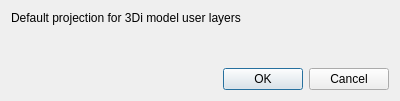
Qt form threedi_model_builder/custom_widgets/ui/projection_selection.ui (nens/threedi-schematisation-editor) before a commit.
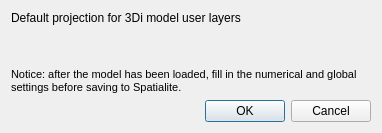
The same form after that commit. Custom widgets are drawn as their Qt base class.

Diff of the .ui file:
```diff
--- a/threedi_model_builder/custom_widgets/ui/projection_selection.ui
+++ b/threedi_model_builder/custom_widgets/ui/projection_selection.ui
@@ -6,8 +6,8 @@
    <rect>
     <x>0</x>
     <y>0</y>
-    <width>400</width>
-    <height>101</height>
+    <width>382</width>
+    <height>133</height>
    </rect>
   </property>
   <property name="windowTitle">
@@ -18,6 +18,31 @@
     <widget class="QgsProjectionSelectionWidget" name="projection_selection"/>
    </item>
    <item row="3" column="0">
+    <widget class="QLabel" name="label_2">
+     <property name="font">
+      <font>
+       <pointsize>8</pointsize>
+      </font>
+     </property>
+     <property name="text">
+      <string>Notice: after the model has been loaded, fill in the numerical and global settings before saving to Spatialite.</string>
+     </property>
+     <property name="textFormat">
+      <enum>Qt::PlainText</enum>
+     </property>
+     <property name="wordWrap">
+      <bool>true</bool>
+     </property>
+    </widget>
+   </item>
+   <item row="0" column="0">
+    <widget class="QLabel" name="label">
+     <property name="text">
+      <string>Default projection for 3Di model user layers</string>
+     </property>
+    </widget>
+   </item>
+   <item row="5" column="0">
     <widget class="QDialogButtonBox" name="buttonBox">
      <property name="orientation">
       <enum>Qt::Horizontal</enum>
@@ -27,13 +52,6 @@
      </property>
     </widget>
    </item>
-   <item row="0" column="0">
-    <widget class="QLabel" name="label">
-     <property name="text">
-      <string>Default projection for 3Di model user layers</string>
-     </property>
-    </widget>
-   </item>
    <item row="2" column="0">
     <spacer name="verticalSpacer">
      <property name="orientation">
```
